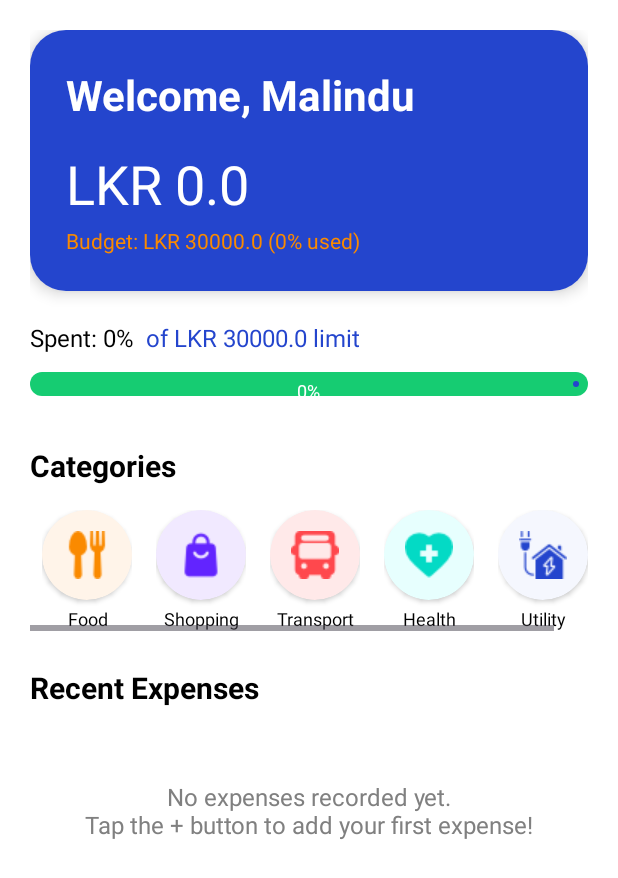
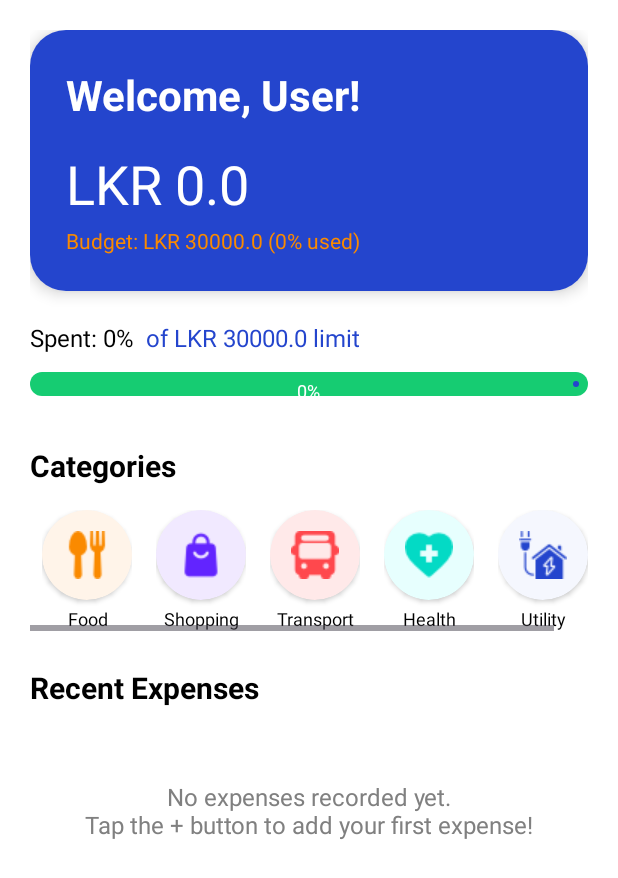
Before and after one commit to Malindup2/FinBot, an Android app: the fragment homeFragment shown on its own in the app's theme, on a phone screen of 412 x 824 dp. Shown: the top 878 px of the screen. Run offline under Robolectric (Android 15) with nearby library versions, the phone set to English and light mode, and no system bars.

```diff
--- a/app/src/main/java/com/example/finbot/fragment/home.kt
+++ b/app/src/main/java/com/example/finbot/fragment/home.kt
@@ -30,6 +30,7 @@ class homeFragment : Fragment() {
     private lateinit var progressPercentage: TextView
     private lateinit var spentPercentText: TextView
     private lateinit var limitText: TextView
+    private lateinit var welcomeText: TextView
     private lateinit var sharedPrefsManager: SharedPreferencesManager
     private lateinit var notificationHelper: NotificationHelper
     private lateinit var adapter: ExpenseAdapter
@@ -58,10 +59,15 @@ class homeFragment : Fragment() {
         progressPercentage = view.findViewById(R.id.progressPercentage)
         spentPercentText = view.findViewById(R.id.spentPercentText)
         limitText = view.findViewById(R.id.limitText)
+        welcomeText = view.findViewById(R.id.welcomeText)
 
         // Set up RecyclerView with fixed height issue
         recyclerView.layoutManager = LinearLayoutManager(requireContext())
         recyclerView.isNestedScrollingEnabled = true
+
+        // Update welcome text with user's name
+        val userName = sharedPrefsManager.getUserName()
+        welcomeText.text = "Welcome, $userName!"
 
         return view
     }
@@ -124,7 +130,7 @@ class homeFragment : Fragment() {
     private fun showExpenseOptionsDialog(expense: Expense) {
         val options = arrayOf("Edit", "Delete")
 
-        AlertDialog.Builder(requireContext())
+        AlertDialog.Builder(requireContext(), R.style.CustomDialogTheme)
             .setTitle("Expense Options")
             .setItems(options) { _, which ->
                 when (which) {
@@ -244,7 +250,7 @@ class homeFragment : Fragment() {
     }
 
     private fun deleteExpense(expense: Expense) {
-        AlertDialog.Builder(requireContext())
+        AlertDialog.Builder(requireContext(), R.style.CustomDialogTheme)
             .setTitle("Delete Expense")
             .setMessage("Are you sure you want to delete this expense?")
             .setPositiveButton("Delete") { _, _ ->
--- a/app/src/main/res/layout/home.xml
+++ b/app/src/main/res/layout/home.xml
@@ -28,6 +28,7 @@
                 android:background="@color/Blue">
 
                 <TextView
+                    android:id="@+id/welcomeText"
                     android:layout_width="match_parent"
                     android:layout_height="wrap_content"
                     android:text="Welcome, Malindu"
--- a/app/src/main/res/layout/stat.xml
+++ b/app/src/main/res/layout/stat.xml
@@ -109,7 +109,7 @@
                     android:layout_height="wrap_content"
                     android:orientation="vertical"
                     android:padding="16dp"
-                    android:background="@color/food">
+                    android:background="@color/progress">
                     <TextView
                         android:layout_width="wrap_content"
                         android:layout_height="wrap_content"
```
